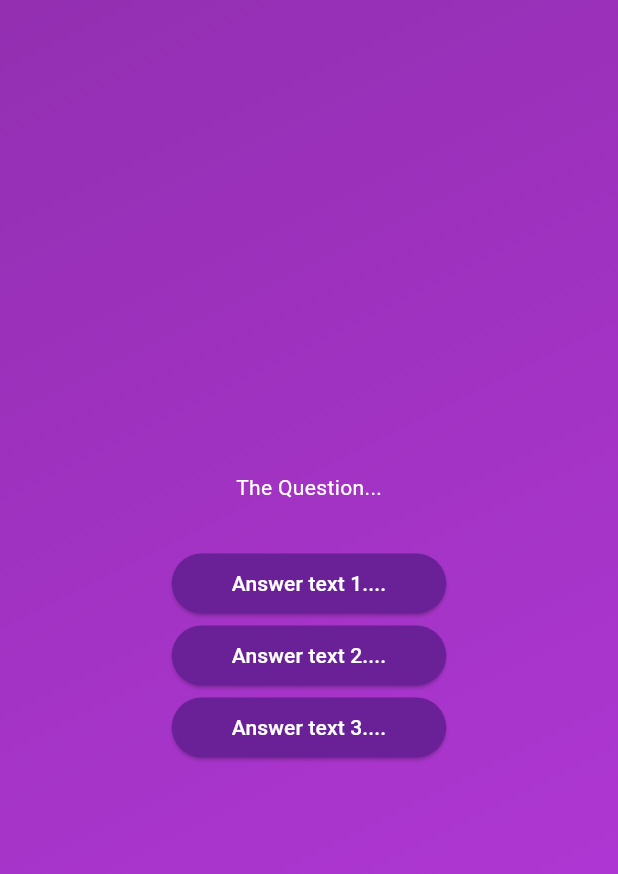
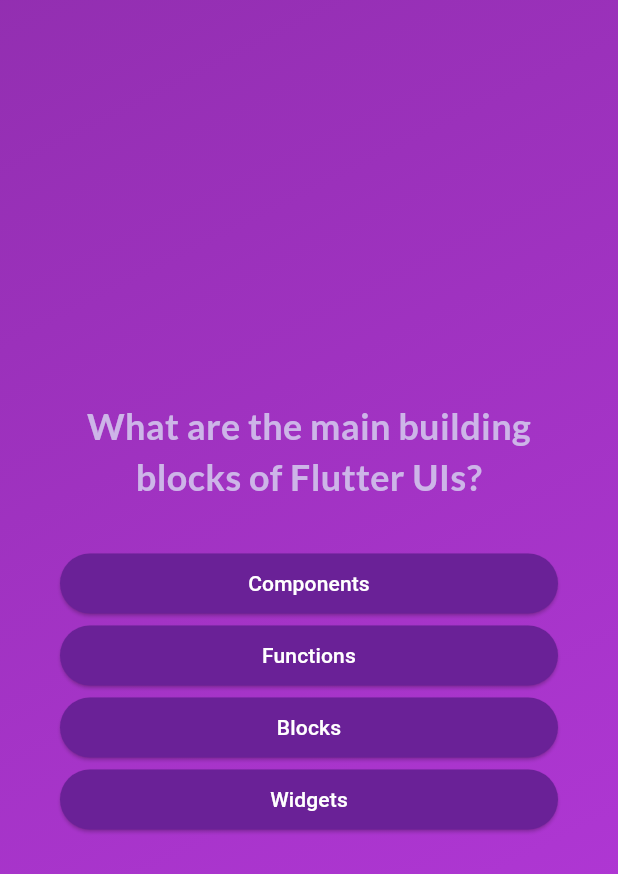
Before and after one commit to Bhavana-Tiru/Flutter-Quiz-, a Flutter app: the screen it shows after launch, after a tap on "Start Quiz", on a phone screen of 412 x 824 dp. Shown: the top 874 px of the screen. Run offline on Flutter 3.47's test engine with Material 3 defaults, Android fonts, the phone set to English and light mode, and no system bars; our stand-ins replace google_fonts.

Commit message:
Added total questions

```diff
--- a/adv_basics/lib/answer_button.dart
+++ b/adv_basics/lib/answer_button.dart
@@ -19,7 +19,10 @@ class AnswerButton extends StatelessWidget {
           borderRadius: BorderRadius.circular(40),
         ),
       ),
-      child: Text(answerText),
+      child: Text(
+        answerText,
+        textAlign: TextAlign.center,
+      ),
     );
   }
 }
--- a/adv_basics/lib/data/questions.dart
+++ b/adv_basics/lib/data/questions.dart
@@ -1,6 +1,6 @@
 import 'package:adv_basics/models/quiz_qusetion.dart';
 
-const qusetions = [
+const questions = [
   QuizQuestion(
     'What are the main building blocks of Flutter UIs?',
     ['Widgets', 'Components', 'Blocks', 'Functions'],
--- a/adv_basics/lib/models/quiz_qusetion.dart
+++ b/adv_basics/lib/models/quiz_qusetion.dart
@@ -4,4 +4,16 @@ class QuizQuestion {
 
   final String text;
   final List<String> answers;
+
+  List<String> getShuffledAnswers() {
+    final shuffledList = List.of(answers);
+    shuffledList.shuffle();
+    return shuffledList;
+    //List here is class and it has some constructor funs to create diff lists
+    //of :-constructor fun creates a new list based on anodther list it copies the exesting list elements.Synatx:-List.of(name to store list elemts)
+    //The new list which has shuffle will be shuffled and the old list remains same. The process of calling a constructor func and shuffle func is called chaining.
+    // we took final shuffledList because we need to return a value but suffled func returns void. So, to get the value we have added final variable to List.of()
+    //shuffled list is final we cannot assign new values to the final shuffledList it should remain the same.
+    //By using the shuffle method new are not creating a list but we are mogifing the assigned list in memory.
+  }
 }
--- a/adv_basics/lib/question.dart
+++ b/adv_basics/lib/question.dart
@@ -1,8 +1,13 @@
 import 'package:flutter/material.dart';
+import 'package:google_fonts/google_fonts.dart';
+
 import 'package:adv_basics/answer_button.dart';
+import 'package:adv_basics/data/questions.dart';
 
 class Question extends StatefulWidget {
-  const Question({super.key});
+  const Question({super.key, required this.onSelectedAnswer});
+
+  final void Function(String answer) onSelectedAnswer;
 
   @override
   State<Question> createState() {
@@ -11,37 +16,60 @@ class Question extends StatefulWidget {
 }
 
 class _Question extends State<Question> {
+  var currentQuestionIndex = 0;
+
+  void answerquestion(String selectedAnswer) {
+    widget.onSelectedAnswer('...');
+    //it gives the acess to top widget class and its properties
+    //currentQuestionIndex = currentQuestionIndex + 1;
+    //currentQuestionIndex += 1;
+    setState(() {
+      currentQuestionIndex++;
+    });
+  }
+
   @override
   Widget build(BuildContext context) {
+    final currentQuestion = questions[currentQuestionIndex];
     return SizedBox(
       width:
           double.infinity, //to use as width as you can or as wide as possible
+      child: Container(
+        margin: const EdgeInsets.all(40),
         child: Column(
           mainAxisAlignment: MainAxisAlignment.center,
+          crossAxisAlignment: CrossAxisAlignment.stretch,
           children: [
             //const- stored in the menory once and can reuse by dart
-          const Text(
-            'The Question...',
-            style: TextStyle(
-              color: Colors.white,
+            Text(
+              currentQuestion.text,
+              style: GoogleFonts.lato(
+                color: const Color.fromARGB(255, 205, 181, 232),
+                fontSize: 24,
+                fontWeight: FontWeight.bold,
               ),
+              textAlign: TextAlign.center,
             ),
             const SizedBox(
               height: 30,
             ),
-          AnswerButton(
-            answerText: 'Answer text 1....',
-            onTap: () {},
+            ...currentQuestion.getShuffledAnswers().map((iteam) {
+              //answers displays in shuffle order
+              //...(spread operator):- numbers were added as multiple,individual values to the list.
+              return AnswerButton(
+                  answerText: iteam,
+                  onTap: () {
+                    answerquestion(iteam);
+                  });
+            })
+
+            //to display the answers in order without shuffling:
+            // ...currentQuestion.answers.map((iteam) {
+            //   //...(spread operator):- numbers were added as multiple,individual values to the list.
+            //   return AnswerButton(answerText: iteam, onTap: () {});
+            // })
+          ],
         ),
-          AnswerButton(
-            answerText: 'Answer text 2....',
-            onTap: () {},
-          ),
-          AnswerButton(
-            answerText: 'Answer text 3....',
-            onTap: () {},
-          ),
-        ],
       ),
     );
   }
--- a/adv_basics/lib/quiz.dart
+++ b/adv_basics/lib/quiz.dart
@@ -1,6 +1,8 @@
+import 'package:adv_basics/data/questions.dart';
 import 'package:adv_basics/question.dart';
 import 'package:flutter/material.dart';
 import 'package:adv_basics/startb.dart';
+import 'package:adv_basics/data/questions.dart';
 
 class Quiz extends StatefulWidget {
   const Quiz({super.key});
@@ -12,6 +14,7 @@ class Quiz extends StatefulWidget {
 }
 
 class _Quiz extends State<Quiz> {
+  List<String> selectedAnswers = [];
   // Widget?activeScreen; // The ? tells Dart that the variable may conatin a Widget Or Null.
   var activeScreen = 'start-button';
 
@@ -21,13 +24,25 @@ class _Quiz extends State<Quiz> {
     });
   }
 
+  void chooseAnswer(String answer) {
+    selectedAnswers.add(
+        answer); // add :- adds new iteam to the list without re-assiging the variable instead it reaches out to existing value in memory and edits internal data.
+
+    if (selectedAnswers.length == questions.length) {
+      setState(() {
+        selectedAnswers = [];
+        activeScreen = 'start-screen';
+      });
+    }
+  }
+
   @override
   Widget build(BuildContext context) {
     Widget screenWidget = StartButton(switchScreen);
     // Value used if condition is true
 
     if (activeScreen == 'question-screen') {
-      screenWidget = const Question();
+      screenWidget = Question(onSelectedAnswer: chooseAnswer);
     }
     return MaterialApp(
       home: Scaffold(
```
Lines whose indentation alone changed are shown as unchanged.
